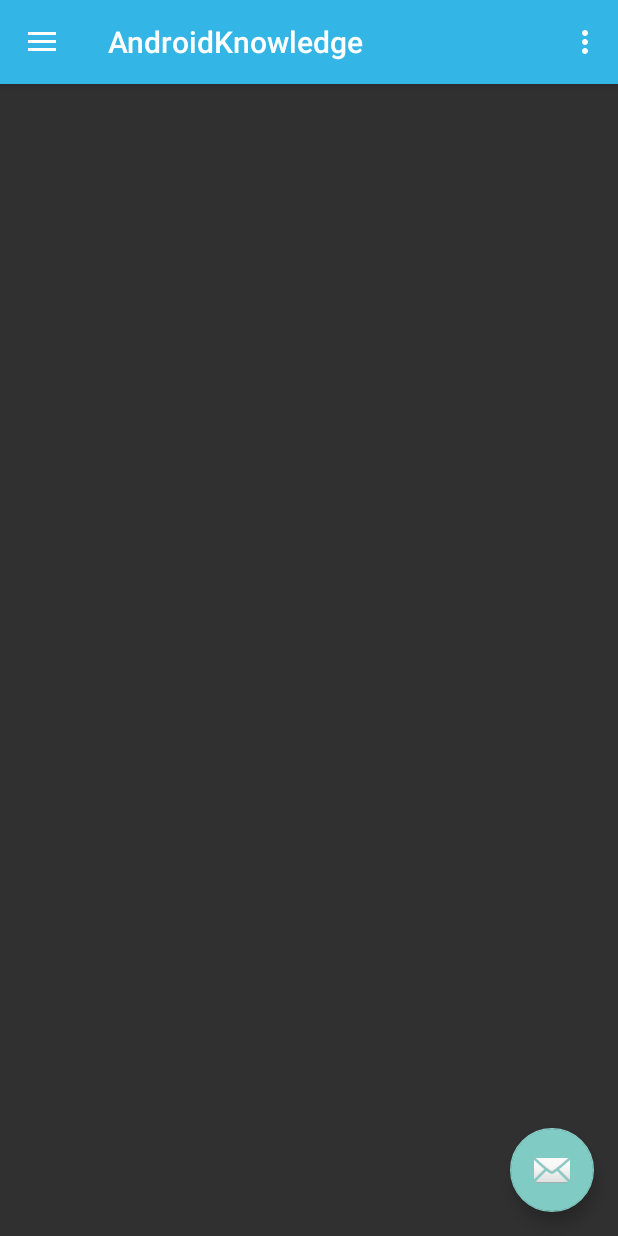
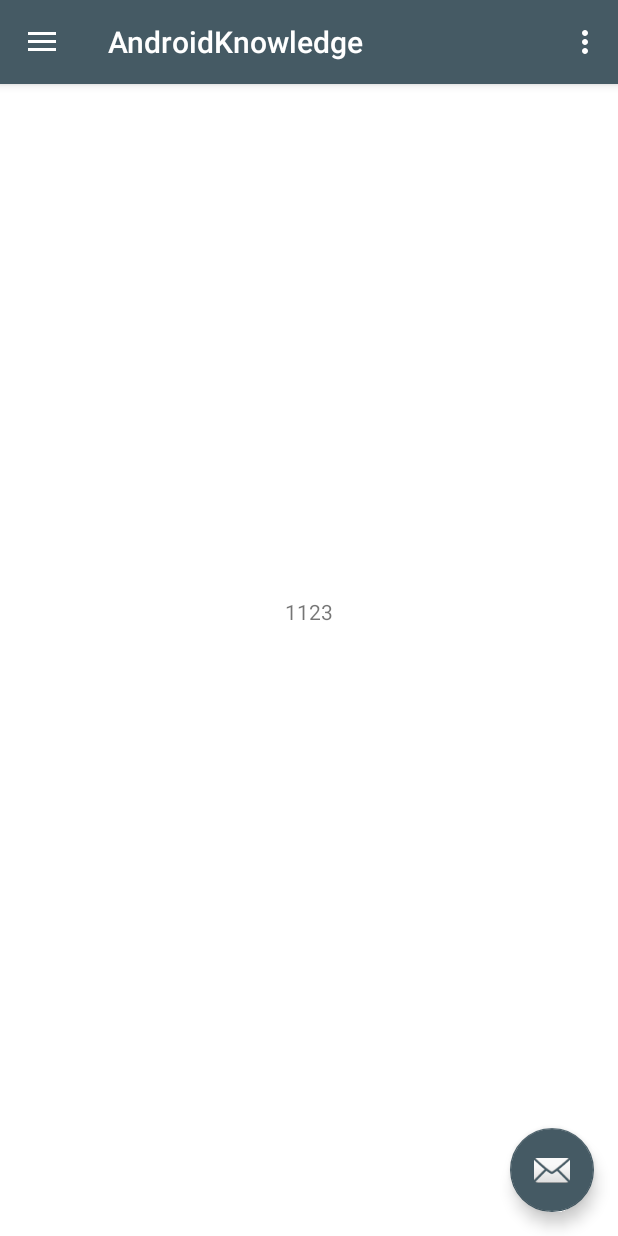
Before and after one commit to MumAroi/android-test, an Android app: the screen it shows after launch (LifecycleActivity), on a phone screen of 412 x 824 dp. Run offline under Robolectric (Android 15) with nearby library versions, the phone set to English and light mode, and no system bars.

Commit message:
android knowledge

```diff
--- a/AndroidKnowledge/app/src/main/AndroidManifest.xml
+++ b/AndroidKnowledge/app/src/main/AndroidManifest.xml
@@ -12,7 +12,7 @@
         <activity
             android:name=".lifecycleactivity.LifecycleActivity"
             android:label="@string/app_name"
-            android:theme="@style/AppTheme.NoActionBar">
+            android:theme="@style/AppTheme">
             <intent-filter>
                 <action android:name="android.intent.action.MAIN" />
 
--- a/AndroidKnowledge/app/src/main/java/com/example/paramas_wae/androidknowledge/lifecycleactivity/LifecycleActivity.java
+++ b/AndroidKnowledge/app/src/main/java/com/example/paramas_wae/androidknowledge/lifecycleactivity/LifecycleActivity.java
@@ -46,7 +46,7 @@ public class LifecycleActivity extends AppCompatActivity
         navigationView.setNavigationItemSelectedListener(this);
 
         LifecycleFragment lifecycleFragment = (LifecycleFragment) getSupportFragmentManager().findFragmentById(R.id.contentFrame);
-        if (lifecycleFragment != null ){
+        if (lifecycleFragment == null ){
             // create fragment
             lifecycleFragment = LifecycleFragment.newInstance();
             ActivityUtils.addFragmentToActivity(getSupportFragmentManager(),lifecycleFragment,R.id.contentFrame);
--- a/AndroidKnowledge/app/src/main/res/layout/activity_lifecycle.xml
+++ b/AndroidKnowledge/app/src/main/res/layout/activity_lifecycle.xml
@@ -15,15 +15,15 @@
 
         <android.support.design.widget.AppBarLayout
             android:layout_width="match_parent"
-            android:layout_height="wrap_content"
-            android:theme="@style/AppTheme.AppBarOverlay">
+            android:layout_height="wrap_content">
 
             <android.support.v7.widget.Toolbar
                 android:id="@+id/toolbar"
                 android:layout_width="match_parent"
                 android:layout_height="?attr/actionBarSize"
                 android:background="?attr/colorPrimary"
-                app:popupTheme="@style/AppTheme.PopupOverlay" />
+                android:theme="@style/Toolbar"
+                app:popupTheme="@style/ThemeOverlay.AppCompat.Light" />
 
         </android.support.design.widget.AppBarLayout>
     </LinearLayout>
--- a/AndroidKnowledge/app/src/main/res/layout/fragment_lifecycle.xml
+++ b/AndroidKnowledge/app/src/main/res/layout/fragment_lifecycle.xml
@@ -1,13 +1,45 @@
-<FrameLayout xmlns:android="http://schemas.android.com/apk/res/android"
+<RelativeLayout xmlns:android="http://schemas.android.com/apk/res/android"
     xmlns:tools="http://schemas.android.com/tools"
     android:layout_width="match_parent"
     android:layout_height="match_parent"
+    android:orientation="vertical"
+    android:clickable="true"
     tools:context="com.example.paramas_wae.androidknowledge.lifecycleactivity.LifecycleFragment">
 
-    <!-- TODO: Update blank fragment layout -->
-    <TextView
+    <LinearLayout
         android:layout_width="match_parent"
         android:layout_height="match_parent"
-        android:text="@string/hello_blank_fragment" />
+        android:layout_alignParentLeft="true"
+        android:layout_alignParentStart="true"
+        android:layout_alignParentTop="true"
+        android:orientation="vertical">
 
-</FrameLayout>
+        <TextView
+            android:id="@+id/filteringLabel"
+            android:layout_width="match_parent"
+            android:layout_height="wrap_content"
+            android:layout_marginBottom="@dimen/activity_vertical_margin"
+            android:layout_marginLeft="@dimen/activity_vertical_margin"
+            android:layout_marginRight="@dimen/activity_vertical_margin"
+            android:layout_marginTop="@dimen/activity_vertical_margin"
+            android:gravity="center_vertical"
+            android:textAppearance="@style/TextAppearance.AppCompat.Title" />
+
+    </LinearLayout>
+
+    <LinearLayout
+        android:layout_width="wrap_content"
+        android:layout_height="wrap_content"
+        android:layout_centerInParent="true"
+        android:orientation="vertical">
+
+        <TextView
+            android:id="@+id/noTasksMain"
+            android:layout_width="wrap_content"
+            android:layout_height="wrap_content"
+            android:layout_gravity="center"
+            android:text="1123"
+            android:layout_marginBottom="8dp" />
+    </LinearLayout>
+
+</RelativeLayout>
--- a/AndroidKnowledge/app/src/main/res/values-v21/styles.xml
+++ b/AndroidKnowledge/app/src/main/res/values-v21/styles.xml
@@ -1,11 +1,16 @@
 <?xml version="1.0" encoding="utf-8"?>
 <resources>
 
-    <style name="AppTheme" parent="Theme.AppCompat.NoActionBar">
+    <style name="AppTheme" parent="Theme.AppCompat.Light.NoActionBar">
         <!-- Customize your theme here. -->
-        <item name="colorPrimary">@android:color/holo_blue_dark</item>
+        <item name="colorPrimary">@color/colorPrimary</item>
         <item name="colorPrimaryDark">@color/colorPrimaryDark</item>
-        <item name="colorAccent">@android:color/holo_purple</item>
-        <item name="android:colorBackground">@android:color/primary_text_dark_nodisable</item>
+        <item name="colorAccent">@color/colorPrimary</item>
+        <item name="android:colorBackground">@color/background_mt</item>
+        <item name="android:colorForeground">@color/foreground_material_light</item>
+        <item name="android:textColorPrimaryInverse">@android:color/darker_gray</item>
+        <item name="android:textColorSecondary">@android:color/darker_gray</item>
+        <item name="android:textColorSecondaryInverse">@android:color/black</item>
+        <item name="android:textColorPrimary">@android:color/primary_text_light</item>
     </style>
 </resources>
--- a/AndroidKnowledge/app/src/main/res/values/colors.xml
+++ b/AndroidKnowledge/app/src/main/res/values/colors.xml
@@ -1,6 +1,13 @@
 <?xml version="1.0" encoding="utf-8"?>
 <resources>
-    <color name="colorPrimary">#3F51B5</color>
-    <color name="colorPrimaryDark">#303F9F</color>
-    <color name="colorAccent">#FF4081</color>
+    <color name="colorPrimary">#455a64</color>
+    <color name="colorPrimaryDark">#263238</color>
+    <color name="colorAccent">#d50000</color>
+    <color name="bright_foreground_light_disabled">#b52e2f31</color>
+    <color name="bright_foreground_light">#060505</color>
+    <color name="bright_foreground_dark_inverse">#804a72</color>
+    <color name="bright_foreground_dark">#e61a1a</color>
+    <color name="background_mt">#ffffff</color>
+    <color name="foreground_material_light">#ffffff</color>
+    <color name="primary_text">#4ba7d3</color>
 </resources>
--- a/AndroidKnowledge/app/src/main/res/values/styles.xml
+++ b/AndroidKnowledge/app/src/main/res/values/styles.xml
@@ -1,22 +1,23 @@
 <resources>
 
     <!-- Base application theme. -->
-    <style name="AppTheme" parent="Theme.AppCompat.NoActionBar">
+    <style name="AppTheme" parent="Theme.AppCompat.Light.NoActionBar" >
+        <item name="android:colorBackground">@color/background_mt</item>
+        <item name="colorPrimary">@color/colorPrimary</item>
+        <item name="android:colorForeground">@color/foreground_material_light</item>
+        <item name="android:textColorPrimaryInverse">@android:color/darker_gray</item>
+        <item name="android:textColorSecondary">@android:color/darker_gray</item>
+        <item name="android:textColorSecondaryInverse">@android:color/black</item>
+        <item name="colorAccent">@color/colorPrimary</item>
+        <item name="android:textColorPrimary">@android:color/primary_text_light</item>
+    </style>
+    <style name="Base.AppTheme" parent="Theme.AppCompat.Light.NoActionBar">
         <!-- Customize your theme here. -->
         <item name="colorPrimary">@android:color/holo_blue_dark</item>
         <item name="colorPrimaryDark">@color/colorPrimaryDark</item>
         <item name="colorAccent">@android:color/holo_purple</item>
         <item name="android:colorBackground">@android:color/primary_text_dark_nodisable</item>
     </style>
-
-    <style name="AppTheme.NoActionBar" parent="Theme.AppCompat.NoActionBar">
-        <item name="windowActionBar">false</item>
-        <item name="windowNoTitle">true</item>
-        <item name="colorPrimary">@android:color/holo_blue_light</item>
-    </style>
-
-    <style name="AppTheme.AppBarOverlay" parent="ThemeOverlay.AppCompat.Dark.ActionBar" />
-
-    <style name="AppTheme.PopupOverlay" parent="ThemeOverlay.AppCompat.Light" />
-
+    <style name="AppTheme.OverlapSystemBar" parent="Base.AppTheme" />
+    <style name="Toolbar" parent="ThemeOverlay.AppCompat.Dark.ActionBar" />
 </resources>
```
